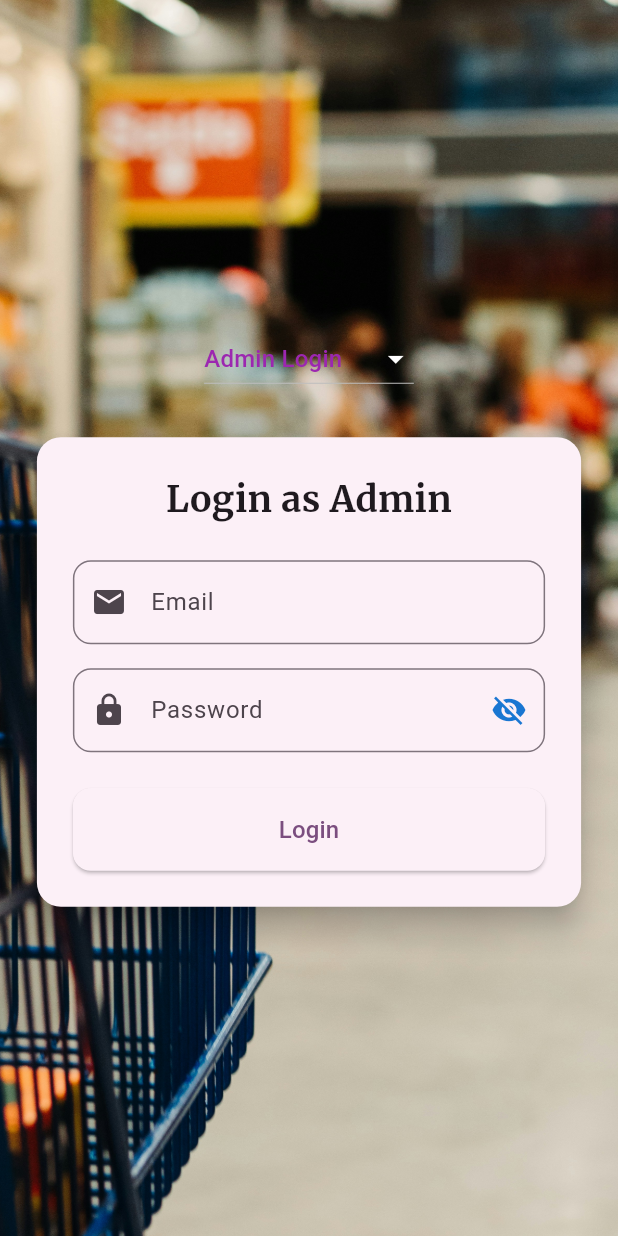
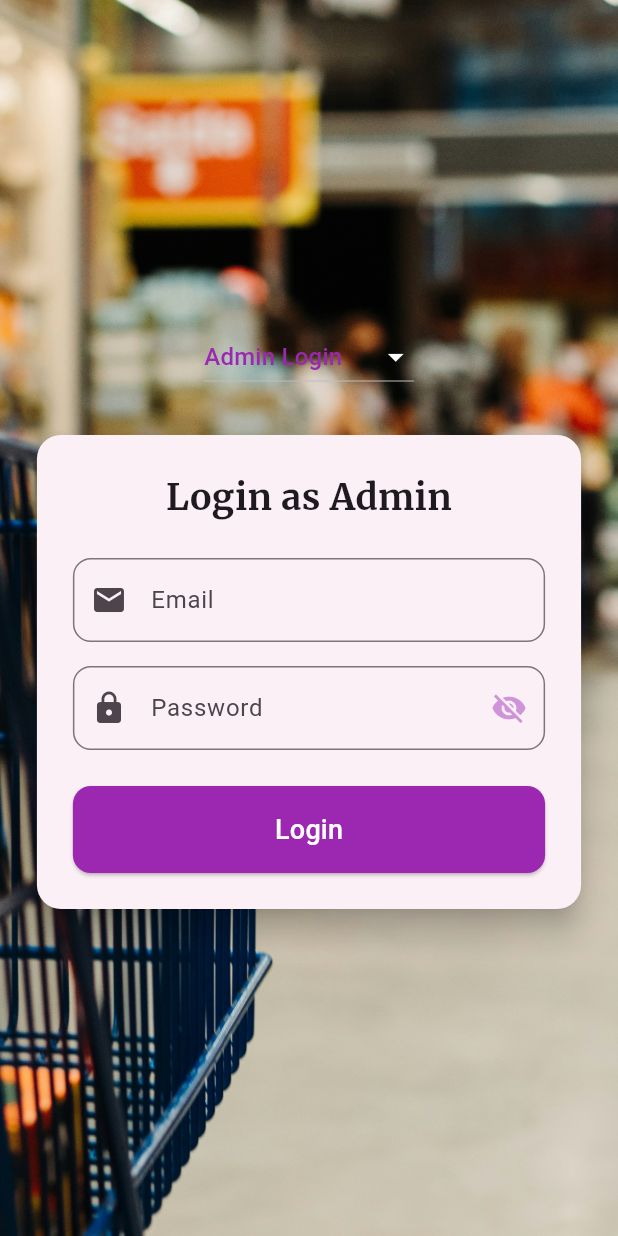
Before and after one commit to rhtmahour/go90Stores, a Flutter app: the screen it shows after launch, after a tap on "Start Shopping", on a phone screen of 412 x 824 dp. Run offline on Flutter 3.47's test engine with Material 3 defaults, Android fonts, the light colour scheme and no system bars; our stand-ins replace badges, carousel_slider, cloud_firestore, csv, dio, dots_indicator and 9 more; missing offline and left inert: flutter_stripe; accounts and stored records are empty; network calls fail.

Commit message:
code on date 18-03-2025

```diff
--- a/lib/adminlogin.dart
+++ b/lib/adminlogin.dart
@@ -44,7 +44,7 @@ class _AdminLoginState extends State<AdminLogin> {
     try {
       if (_selectedRole == 'Admin') {
         // ✅ Admin Login
-        UserCredential userCredential = await _auth.signInWithEmailAndPassword(
+        UserCredential userCredential1 = await _auth.signInWithEmailAndPassword(
           email: _emailController.text.trim(),
           password: _passwordController.text.trim(),
         );
@@ -79,7 +79,7 @@ class _AdminLoginState extends State<AdminLogin> {
         }
       } else if (_selectedRole == 'Customer') {
         // ✅ Customer Login
-        UserCredential userCredential = await _auth.signInWithEmailAndPassword(
+        UserCredential userCredential2 = await _auth.signInWithEmailAndPassword(
           email: _emailController.text.trim(),
           password: _passwordController.text.trim(),
         );
@@ -214,7 +214,7 @@ class _AdminLoginState extends State<AdminLogin> {
                                 _passwordVisible
                                     ? Icons.visibility
                                     : Icons.visibility_off,
-                                color: Theme.of(context).primaryColorDark,
+                                color: Colors.purple[200],
                               ),
                               onPressed: () {
                                 setState(() {
@@ -233,6 +233,7 @@ class _AdminLoginState extends State<AdminLogin> {
                             : ElevatedButton(
                                 onPressed: _login,
                                 style: ElevatedButton.styleFrom(
+                                  backgroundColor: Colors.purple,
                                   padding: const EdgeInsets.symmetric(
                                       vertical: 16.0),
                                   shape: RoundedRectangleBorder(
@@ -241,7 +242,8 @@ class _AdminLoginState extends State<AdminLogin> {
                                 ),
                                 child: const Text(
                                   'Login',
-                                  style: TextStyle(fontSize: 16),
+                                  style: TextStyle(
+                                      fontSize: 18, color: Colors.white),
                                 ),
                               ),
                         if (_selectedRole == 'Store')
--- a/lib/customersignup.dart
+++ b/lib/customersignup.dart
@@ -180,6 +180,7 @@ class _CustomerSignUpState extends State<CustomerSignUp> {
                   : ElevatedButton(
                       onPressed: _signUp,
                       style: ElevatedButton.styleFrom(
+                        backgroundColor: Colors.purple,
                         padding: const EdgeInsets.symmetric(
                             vertical: 16.0, horizontal: 50.0),
                         shape: RoundedRectangleBorder(
@@ -188,7 +189,7 @@ class _CustomerSignUpState extends State<CustomerSignUp> {
                       ),
                       child: const Text(
                         'Sign Up',
-                        style: TextStyle(fontSize: 18),
+                        style: TextStyle(fontSize: 18, color: Colors.white),
                       ),
                     ),
 
--- a/lib/main.dart
+++ b/lib/main.dart
@@ -2,13 +2,13 @@ import 'package:flutter/material.dart';
 import 'package:firebase_core/firebase_core.dart';
 import 'package:flutter_local_notifications/flutter_local_notifications.dart';
 import 'package:flutter_stripe/flutter_stripe.dart';
-import 'package:go90stores/adminlogin.dart';
 import 'package:go90stores/consts.dart';
 import 'package:go90stores/startpage.dart';
 import 'package:google_fonts/google_fonts.dart';
 import 'package:provider/provider.dart';
 import 'package:go90stores/cart_provider.dart';
 import 'package:go90stores/firebase_options.dart';
+import 'package:flutter/foundation.dart' show kIsWeb;
 
 final FlutterLocalNotificationsPlugin flutterLocalNotificationsPlugin =
     FlutterLocalNotificationsPlugin();
@@ -16,10 +16,14 @@ final FlutterLocalNotificationsPlugin flutterLocalNotificationsPlugin =
 void main() async {
   WidgetsFlutterBinding.ensureInitialized();
   await _setup();
+
   await Firebase.initializeApp(
     options: DefaultFirebaseOptions.currentPlatform,
   );
-  await _initializeNotifications();
+
+  if (!kIsWeb) {
+    await _initializeNotifications(); // Notifications are not supported on Web
+  }
 
   runApp(
     ChangeNotifierProvider(
@@ -31,7 +35,10 @@ void main() async {
 
 Future<void> _setup() async {
   WidgetsFlutterBinding.ensureInitialized();
-  Stripe.publishableKey = stripePublishableKey;
+  if (!kIsWeb) {
+    Stripe.publishableKey =
+        stripePublishableKey; // Flutter Stripe not fully supported on Web
+  }
 }
 
 Future<void> _initializeNotifications() async {
@@ -71,7 +78,7 @@ class MyApp extends StatelessWidget {
           displaySmall: GoogleFonts.pacifico(),
         ),
       ),
-      home: OnboardingPage(),
+      home: OnboardingPage(), // Ensuring compatibility
     );
   }
 }
--- a/lib/startpage.dart
+++ b/lib/startpage.dart
@@ -1,4 +1,5 @@
 import 'package:flutter/material.dart';
+import 'package:flutter/foundation.dart' show kIsWeb;
 import 'package:go90stores/adminlogin.dart';
 
 class OnboardingPage extends StatelessWidget {
@@ -8,32 +9,35 @@ class OnboardingPage extends StatelessWidget {
       body: Stack(
         fit: StackFit.expand,
         children: [
-          // Background Image
-          Image.asset(
-            "assets/images/back.jpg",
+          // Background Image (Handle Web Compatibility)
+          kIsWeb
+              ? Image.network(
+                  "https://st5.depositphotos.com/1258191/62472/i/450/depositphotos_624724952-stock-illustration-online-grocery-app-smartphone-full.jpg", // Use an online fallback for Web
                   fit: BoxFit.cover,
+                )
+              : SizedBox(
+                  width: MediaQuery.of(context).size.width *
+                      0.9, // 90% of the screen width
+                  height: MediaQuery.of(context).size.height *
+                      0.3, // Adjust height as needed
+                  child: Image.network(
+                    "https://st5.depositphotos.com/1258191/62472/i/450/depositphotos_624724952-stock-illustration-online-grocery-app-smartphone-full.jpg",
+                    fit:
+                        BoxFit.cover, // Ensures the image covers the entire box
                   ),
-
-          // Dark overlay for better text visibility
-          Container(
-            color: Colors.black.withOpacity(0.5),
                 ),
-
           // Content
           Column(
             mainAxisAlignment: MainAxisAlignment.center,
             children: [
               SizedBox(height: 50),
-
               // App Logo
               Icon(
                 Icons.shopping_cart,
                 color: Colors.white,
                 size: 80,
               ),
-
               SizedBox(height: 20),
-
               // Welcome Text
               Text(
                 "Welcome to Go90 Stores",
@@ -44,9 +48,7 @@ class OnboardingPage extends StatelessWidget {
                 ),
                 textAlign: TextAlign.center,
               ),
-
               SizedBox(height: 10),
-
               Text(
                 "Shop your favorite items at the best prices!",
                 style: TextStyle(
@@ -55,25 +57,33 @@ class OnboardingPage extends StatelessWidget {
                 ),
                 textAlign: TextAlign.center,
               ),
-
               SizedBox(height: 30),
-
               // Start Button
               ElevatedButton(
                 style: ElevatedButton.styleFrom(
                   padding: EdgeInsets.symmetric(horizontal: 40, vertical: 14),
-                  backgroundColor: Colors.deepPurple,
+                  backgroundColor: Color.fromARGB(5, 29, 149, 170),
                   shape: RoundedRectangleBorder(
                     borderRadius: BorderRadius.circular(30),
                   ),
                 ),
                 onPressed: () {
+                  if (kIsWeb) {
+                    // Use Named Routes for better Web Navigation
                     Navigator.pushReplacement(
                       context,
                       MaterialPageRoute(
                           builder: (context) =>
-                            AdminLogin()), // Replace with your home page
+                              AdminLogin()), // Works for Android/iOS
                     );
+                  } else {
+                    Navigator.pushReplacement(
+                      context,
+                      MaterialPageRoute(
+                          builder: (context) =>
+                              AdminLogin()), // Works for Android/iOS
+                    );
+                  }
                 },
                 child: Text(
                   "Start Shopping",
```
Also changed, not shown: lib/mystore.dart (+6 -3 lines), lib/store_registration.dart (+9 -6 lines), 5 other files. Lines whose indentation alone changed are shown as unchanged.
